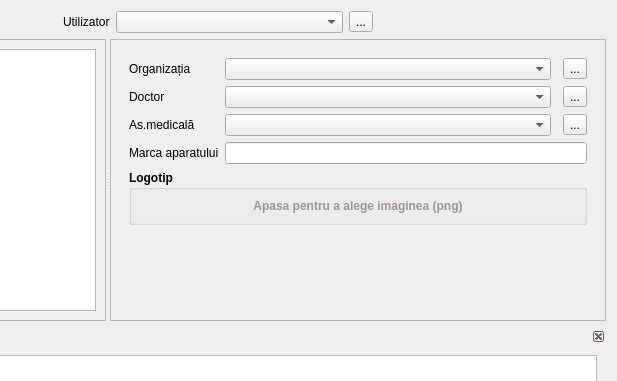
debalex77/USG, file data/userpreferences.ui: the form before one commit; both pictures show x 181 to 798 and y 0 to 381 of the 798 by 508 pixel window.
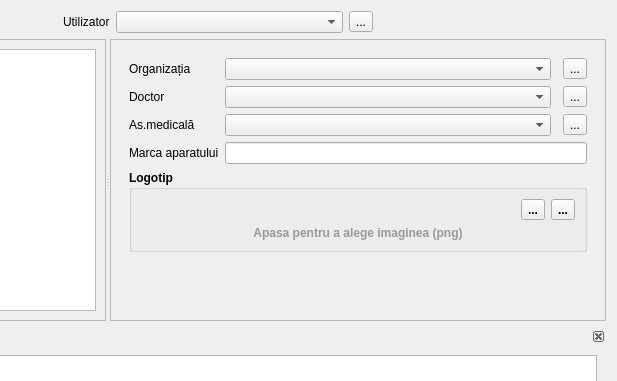
The form after the commit. Icons and pictures are not drawn.

Patch:
```diff
--- a/data/userpreferences.ui
+++ b/data/userpreferences.ui
@@ -152,10 +152,13 @@
              <property name="orientation">
               <enum>Qt::Vertical</enum>
              </property>
+             <property name="sizeType">
+              <enum>QSizePolicy::Expanding</enum>
+             </property>
              <property name="sizeHint" stdset="0">
               <size>
                <width>20</width>
-               <height>80</height>
+               <height>19</height>
               </size>
              </property>
             </spacer>
@@ -249,6 +252,19 @@
              </property>
              <layout class="QGridLayout" name="gridLayout_5">
               <item row="0" column="0">
+               <spacer name="spacer_logo">
+                <property name="orientation">
+                 <enum>Qt::Horizontal</enum>
+                </property>
+                <property name="sizeHint" stdset="0">
+                 <size>
+                  <width>40</width>
+                  <height>20</height>
+                 </size>
+                </property>
+               </spacer>
+              </item>
+              <item row="1" column="0" colspan="3">
                <widget class="QLabel" name="image_logo">
                 <property name="font">
                  <font>
@@ -269,6 +285,26 @@
                 </property>
                </widget>
               </item>
+              <item row="0" column="2">
+               <widget class="QToolButton" name="btnClearLogo">
+                <property name="text">
+                 <string>...</string>
+                </property>
+                <property name="icon">
+                 <iconset theme="edit-delete"/>
+                </property>
+               </widget>
+              </item>
+              <item row="0" column="1">
+               <widget class="QToolButton" name="btnSaveLogo">
+                <property name="text">
+                 <string>...</string>
+                </property>
+                <property name="icon">
+                 <iconset theme="document-save"/>
+                </property>
+               </widget>
+              </item>
              </layout>
             </widget>
            </item>
```
